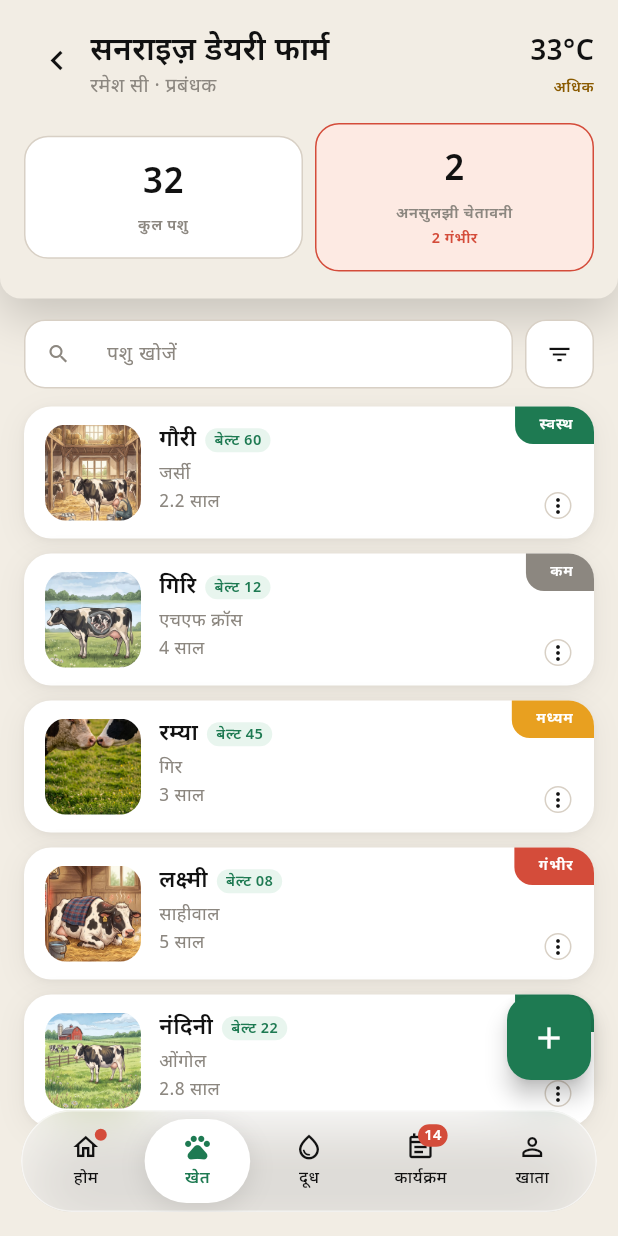
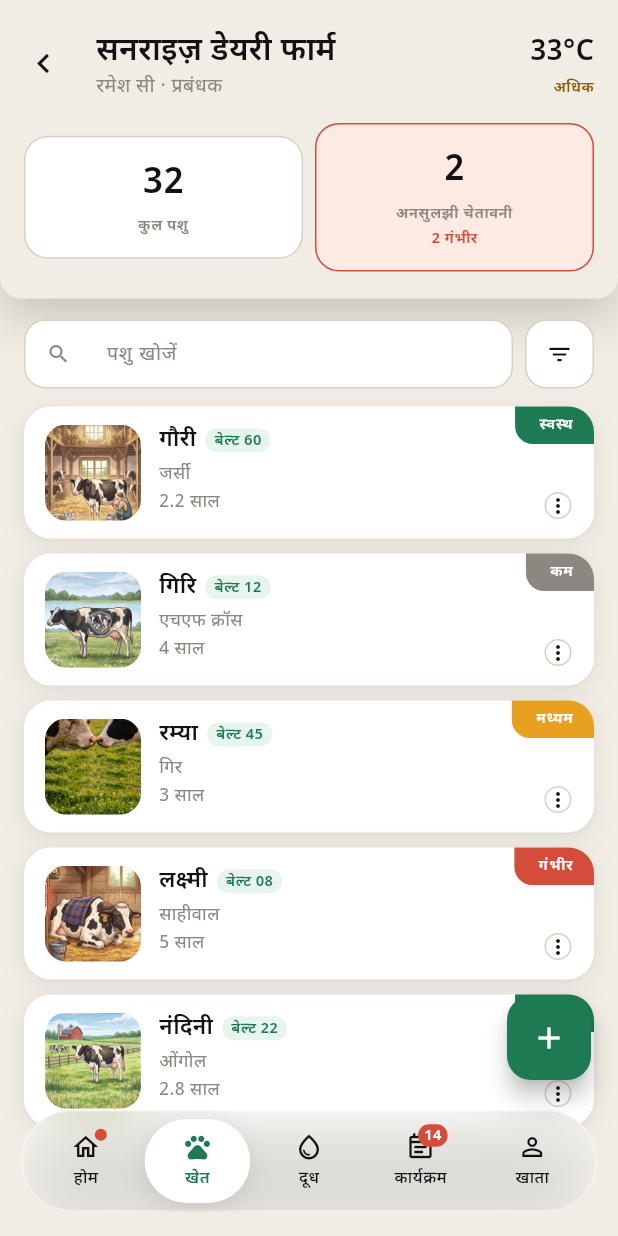
Before and after one commit to vaseey21/Vanix, a Flutter app: the FarmDetailScreen screen opened directly with sample values from the repository, on a phone screen of 412 x 824 dp. Run offline on Flutter 3.47's test engine with Material 3 defaults, Android fonts, the phone set to English and light mode, and no system bars.

Commit message:
auto: save changes

```diff
--- a/flutter_app/lib/screens/farm_detail_screen.dart
+++ b/flutter_app/lib/screens/farm_detail_screen.dart
@@ -194,10 +194,11 @@ class _FarmDetailScreenState extends State<FarmDetailScreen> {
             crossAxisAlignment: CrossAxisAlignment.start,
             children: [
               SizedBox(
-                width: 44,
-                height: 44,
+                width: 48,
+                height: 48,
                 child: IconButton(
                   padding: EdgeInsets.zero,
+                  alignment: AlignmentDirectional.centerStart,
                   onPressed: () => Navigator.of(context).pop(),
                   icon: Icon(Icons.chevron_left, size: 26, color: textColor),
                 ),
```
